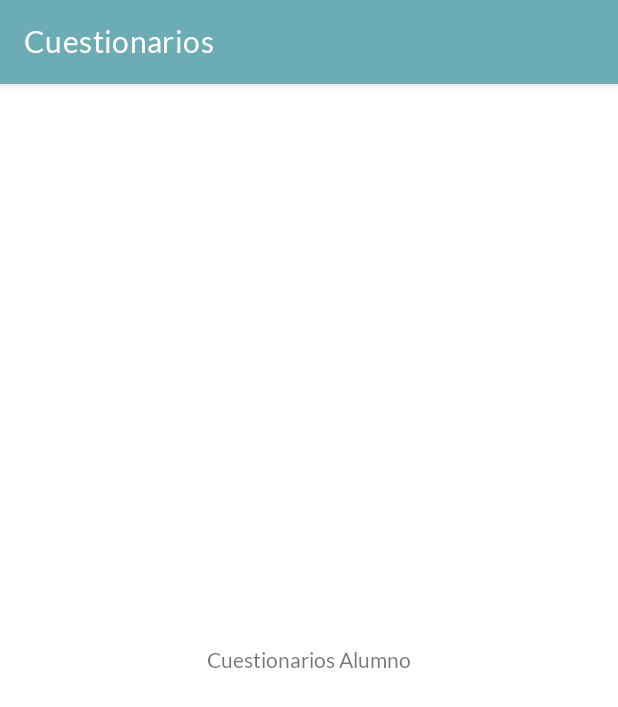
After one commit to lalofcaunam/serviciosocial_app, an Android app: the Cuestionarios screen opened directly, with no data from a screen before it, on a phone screen of 412 x 824 dp. The commit adds this screen. Shown: the top 707 px of the screen. Run offline under Robolectric (Android 15) with nearby library versions, the phone set to English and light mode, and no system bars; 1 statement that could not run was skipped.

Commit message:
Login dummy rol alumno y profesor, diferente vista cuestionarios

```diff
--- /dev/null
+++ b/front/EstudiaFCA/app/src/main/java/com/lalofcaunam/estudiafca/Alumno/Cuestionarios.java
@@ -0,0 +1,54 @@
+package com.lalofcaunam.estudiafca.Alumno;
+
+import android.content.Intent;
+import android.os.Bundle;
+import android.view.View;
+import android.widget.Button;
+import android.widget.TextView;
+
+import androidx.appcompat.app.AppCompatActivity;
+
+import com.lalofcaunam.estudiafca.Login.LoginActivity;
+import com.lalofcaunam.estudiafca.Login.ProfileActivity;
+import com.lalofcaunam.estudiafca.Profesor.AddCuestionario;
+import com.lalofcaunam.estudiafca.R;
+
+public class Cuestionarios extends AppCompatActivity {
+
+
+    String rol;
+    TextView textCuestionarios;
+    Button btnAddCuestionario;
+
+    @Override
+    protected void onCreate(Bundle savedInstanceState) {
+        super.onCreate(savedInstanceState);
+        setContentView(R.layout.activity_cuestionarios);
+        Intent intent = getIntent();
+        rol = intent.getStringExtra("rol");
+        initComponents();
+    }
+
+    public void initComponents(){
+        textCuestionarios = findViewById(R.id.textCuestionarios);
+        btnAddCuestionario = findViewById(R.id.btnAddCuestionario);
+        getData();
+    }
+
+    public void getData(){
+        if (rol.equals("profesor")){
+            textCuestionarios.setText("Cuestionarios Profesor");
+
+            btnAddCuestionario.setOnClickListener(new View.OnClickListener() {
+                @Override
+                public void onClick(View v) {
+                    startActivity(new Intent(Cuestionarios.this, AddCuestionario.class));
+                }
+            });
+
+        } else {
+            textCuestionarios.setText("Cuestionarios Alumno");
+            btnAddCuestionario.setVisibility(View.GONE);
+        }
+    }
+}
--- /dev/null
+++ b/front/EstudiaFCA/app/src/main/res/drawable/ic_baseline_add_circle_24.xml
@@ -0,0 +1,5 @@
+<vector android:height="60dp" android:tint="#A74E79"
+    android:viewportHeight="24" android:viewportWidth="24"
+    android:width="60dp" xmlns:android="http://schemas.android.com/apk/res/android">
+    <path android:fillColor="@android:color/white" android:pathData="M12,2C6.48,2 2,6.48 2,12s4.48,10 10,10 10,-4.48 10,-10S17.52,2 12,2zM17,13h-4v4h-2v-4L7,13v-2h4L11,7h2v4h4v2z"/>
+</vector>
--- /dev/null
+++ b/front/EstudiaFCA/app/src/main/res/layout/activity_cuestionarios.xml
@@ -0,0 +1,28 @@
+<?xml version="1.0" encoding="utf-8"?>
+<FrameLayout
+    xmlns:android="http://schemas.android.com/apk/res/android"
+    android:layout_width="match_parent"
+    android:layout_height="match_parent"
+    android:orientation="vertical">
+
+    <TextView
+            android:id="@+id/textCuestionarios"
+            android:text="En este momento no cuentas con cuestionarios disponibles"
+            android:layout_width="match_parent"
+            android:layout_height="match_parent"
+            android:paddingHorizontal="55dp"
+            android:gravity="center" />
+
+    <Button
+        android:id="@+id/btnAddCuestionario"
+        android:layout_width="60dp"
+        android:layout_height="60dp"
+        android:layout_gravity="bottom|right"
+        android:gravity="bottom"
+        android:layout_margin="15dp"
+        android:elevation="50dp"
+        android:background="@drawable/ic_baseline_add_circle_24"
+        android:drawableTint="@color/colorBtn"
+        android:backgroundTint="@color/colorBtn"/>
+
+</FrameLayout>
```
Also changed, not shown: front/EstudiaFCA/app/src/main/AndroidManifest.xml (+11 -0 lines), front/EstudiaFCA/app/src/main/java/com/lalofcaunam/estudiafca/Login/LoginActivity.java (+12 -1 lines), front/EstudiaFCA/app/src/main/java/com/lalofcaunam/estudiafca/Profesor/AddCuestionario.java (added, +23 -0 lines), front/EstudiaFCA/app/src/main/res/layout/activity_add_cuestionario.xml (added, +17 -0 lines).
